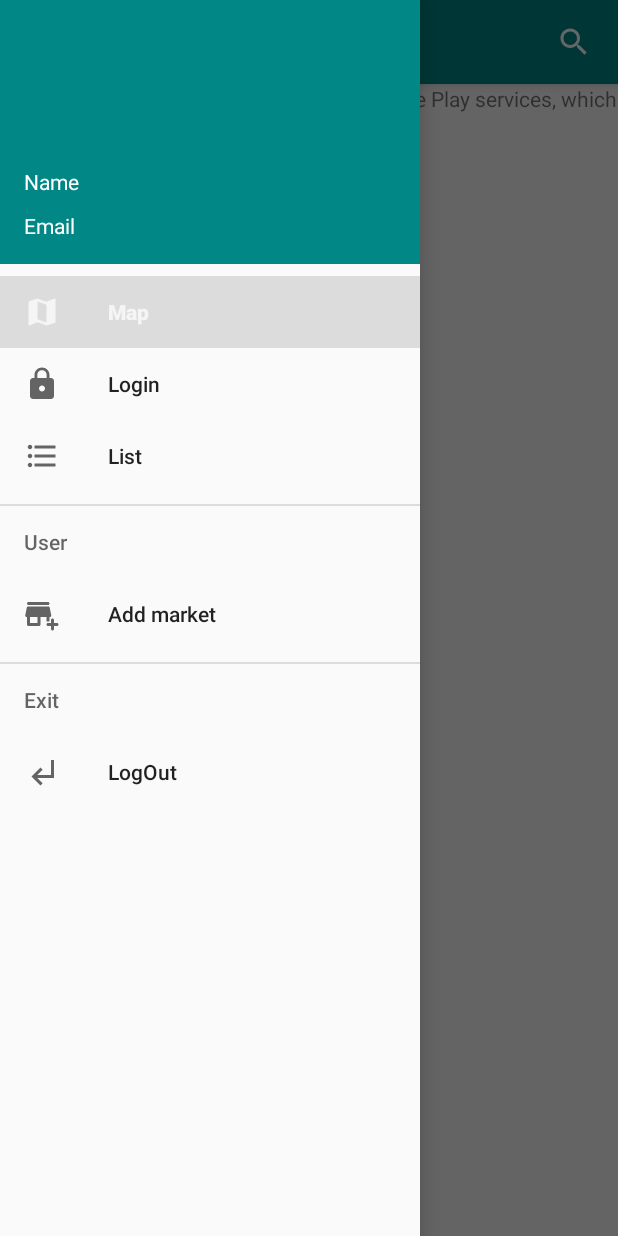
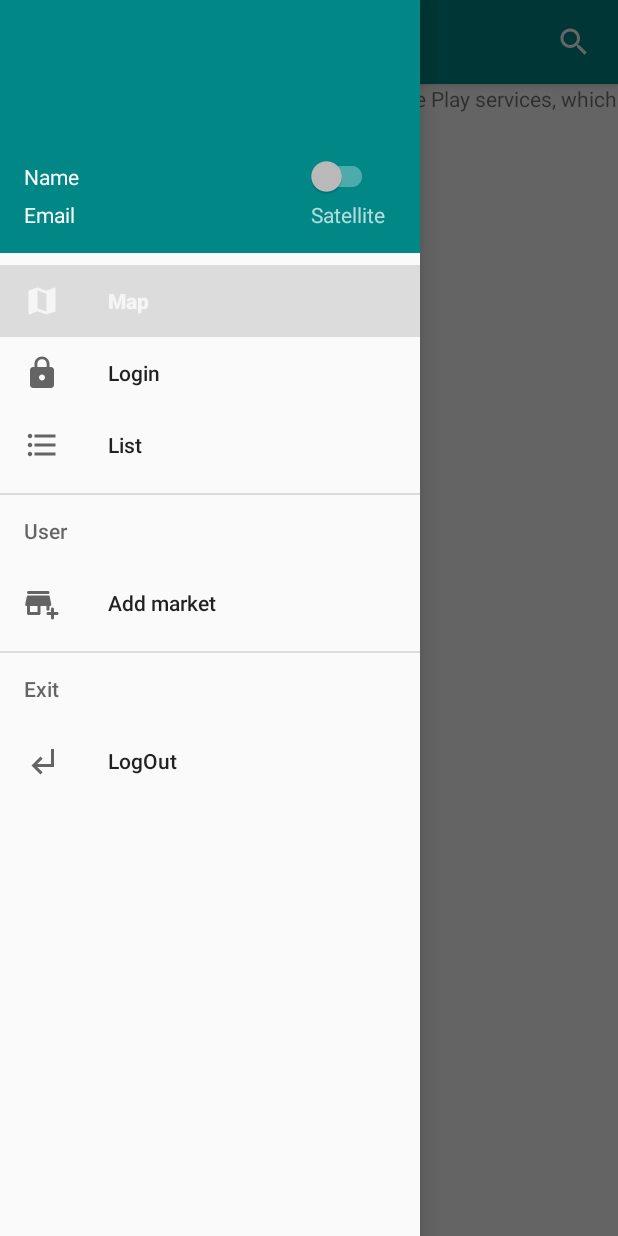
Before and after one commit to BitaJlik/MapXplorer_IT, an Android app: the screen it shows after launch (MapsActivity), with the side drawer open, on a phone screen of 412 x 824 dp. Run offline under Robolectric (Android 15) with nearby library versions, the phone set to English and light mode, and no system bars; our stand-ins replace Firebase (no records; nobody signed in at launch, a user with empty details on screens opened directly); libraries missing offline, so code that uses them is left out: com.rengwuxian.materialedittext; 1 statement that could not run was skipped.

Commit message:
V0.7.9                                    !!!SAVE BLOCK WITH EMAIL!!!
Added switch in header which change map Type satellite or default

```diff
--- a/app/src/main/java/com/example/mapxplorer/LoginFragment.java
+++ b/app/src/main/java/com/example/mapxplorer/LoginFragment.java
@@ -91,7 +91,7 @@ public class LoginFragment extends Fragment {
 
     private void showRegisterCard() {
 
-        AlertDialog.Builder dialog = new AlertDialog.Builder(getContext());
+        AlertDialog.Builder dialog = new AlertDialog.Builder(requireContext());
 
         dialog.setTitle("Registration");
         dialog.setMessage("Input on these inputs");
--- a/app/src/main/java/com/example/mapxplorer/MapsActivity.java
+++ b/app/src/main/java/com/example/mapxplorer/MapsActivity.java
@@ -17,6 +17,7 @@ import android.view.MenuItem;
 import android.view.View;
 import android.widget.AdapterView;
 import android.widget.ArrayAdapter;
+import android.widget.CompoundButton;
 import android.widget.EditText;
 import android.widget.Spinner;
 import android.widget.TextView;
@@ -27,6 +28,7 @@ import androidx.appcompat.app.ActionBarDrawerToggle;
 import androidx.appcompat.app.AlertDialog;
 import androidx.appcompat.app.AppCompatActivity;
 import androidx.appcompat.widget.SearchView;
+import androidx.appcompat.widget.SwitchCompat;
 import androidx.appcompat.widget.Toolbar;
 import androidx.core.view.GravityCompat;
 import androidx.drawerlayout.widget.DrawerLayout;
@@ -38,10 +40,12 @@ import com.example.mapxplorer.databinding.ActivityMapsBinding;
 import com.google.android.gms.dynamic.IObjectWrapper;
 import com.google.android.gms.maps.CameraUpdate;
 import com.google.android.gms.maps.CameraUpdateFactory;
+import com.google.android.gms.maps.GoogleMap;
 import com.google.android.gms.maps.model.BitmapDescriptor;
 import com.google.android.gms.maps.model.BitmapDescriptorFactory;
 import com.google.android.gms.maps.model.CircleOptions;
 import com.google.android.gms.maps.model.LatLng;
+import com.google.android.gms.maps.model.MapStyleOptions;
 import com.google.android.gms.maps.model.MarkerOptions;
 import com.google.android.material.navigation.NavigationView;
 import com.google.android.material.snackbar.Snackbar;
@@ -120,7 +124,6 @@ public class MapsActivity extends AppCompatActivity implements NavigationView.On
 
 
 
-
         Geocoder geocoder = new Geocoder(this);
         final List<Address>[] addresses = new List[1];
         search.setOnSearchClickListener(v -> {
@@ -150,6 +153,17 @@ public class MapsActivity extends AppCompatActivity implements NavigationView.On
 
         name = view.getHeaderView(0).findViewById(R.id.nameLoginUser);
         email = view.getHeaderView(0).findViewById(R.id.nameLoginEmail);
+        SwitchCompat switchCompat = view.getHeaderView(0).findViewById(R.id.satellite);
+
+        switchCompat.setOnCheckedChangeListener((buttonView, isChecked) -> {
+            if(switchCompat.isChecked()){
+                MyCustomMapFragment.googleMap.setMapType(GoogleMap.MAP_TYPE_SATELLITE);
+            }
+            else MyCustomMapFragment.googleMap.setMapType(GoogleMap.MAP_TYPE_NORMAL);
+
+
+        });
+
     }
 
     static void setHeader(){
--- a/app/src/main/res/layout/nav_header.xml
+++ b/app/src/main/res/layout/nav_header.xml
@@ -3,28 +3,55 @@
     android:id="@+id/header_title"
     xmlns:android="http://schemas.android.com/apk/res/android"
     android:layout_width="match_parent"
-    android:layout_height="176dp"
+    android:layout_height="wrap_content"
     android:background="@color/teal_700"
     android:gravity="bottom"
     android:orientation="vertical"
     android:padding="16dp"
     android:theme="@style/ThemeOverlay.AppCompat.Dark">
+    <ImageView
+        android:id="@+id/image"
+        android:layout_width="80dp"
+        android:layout_height="80dp"
+        android:layout_marginBottom="8dp"
+        android:contentDescription="@string/image" />
+
+    <LinearLayout
+        android:layout_width="wrap_content"
+        android:layout_height="wrap_content">
 
         <TextView
             android:id="@+id/nameLoginUser"
-        android:layout_width="match_parent"
+            android:layout_width="178dp"
             android:layout_height="wrap_content"
+            android:layout_marginBottom="10dp"
             android:text="Name"
-        android:paddingTop="8dp"
-        android:layout_marginBottom="10dp"
+            android:textAppearance="@style/TextAppearance.AppCompat.Body1" />
+
+        <androidx.appcompat.widget.SwitchCompat
+            android:layout_marginStart="10dp"
+            android:id="@+id/satellite"
+            android:layout_width="wrap_content"
+            android:layout_height="wrap_content" />
+
+
+    </LinearLayout>
+    <LinearLayout
+        android:layout_width="wrap_content"
+        android:layout_height="wrap_content">
+
+        <TextView
+            android:id="@+id/nameLoginEmail"
+            android:layout_width="181dp"
+            android:layout_height="match_parent"
+            android:text="Email"
             android:textAppearance="@style/TextAppearance.AppCompat.Body1" />
 
         <TextView
-        android:id="@+id/nameLoginEmail"
-        android:layout_width="match_parent"
+            android:layout_marginStart="10dp"
+            android:layout_width="wrap_content"
             android:layout_height="wrap_content"
-        android:text="Email"
-        android:textAppearance="@style/TextAppearance.AppCompat.Body1"
-        />
+            android:text="@string/satellite" />
+    </LinearLayout>
 
 </LinearLayout>
--- a/app/src/main/res/values/strings.xml
+++ b/app/src/main/res/values/strings.xml
@@ -37,6 +37,8 @@
     <string name="add_market">Add market</string>
     <string name="size_your_market">Size your market : </string>
     <string name="wait_a_second_and_go_to_map">if you dont see, wait a second, and go to map</string>
+    <string name="image">image</string>
+    <string name="satellite">Satellite</string>
 
 
 </resources>
```
Also changed, not shown: app/src/main/java/com/example/mapxplorer/MyCustomMapFragment.java (+21 -15 lines), app/src/main/res/drawable/big.png (added), app/src/main/res/drawable/large.png (added), app/src/main/res/drawable/medium.png (renamed from app/src/main/res/drawable/v.png). Lines whose indentation alone changed are shown as unchanged.
